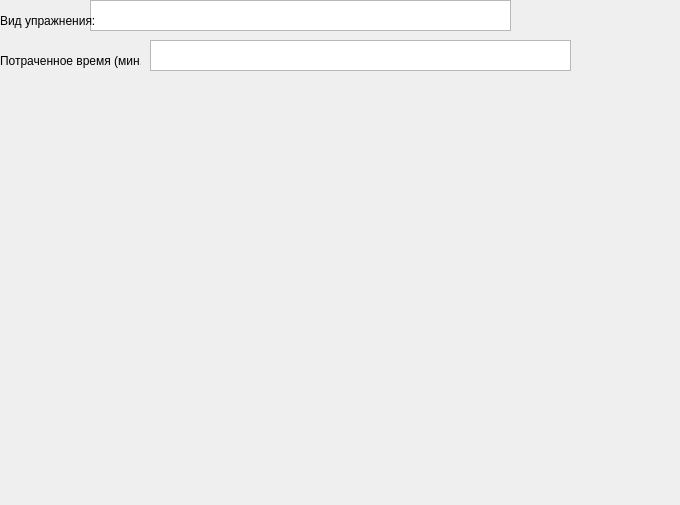
Old version of the form spent.ui in the repository damirtt088/Yandex.
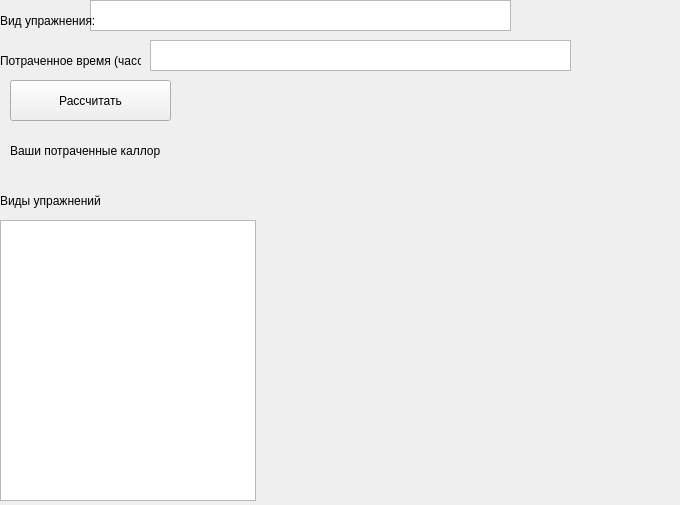
New version of the form.

What changed in the file:
```diff
--- a/spent.ui
+++ b/spent.ui
@@ -46,7 +46,7 @@
     </rect>
    </property>
    <property name="text">
-    <string>Потраченное время (мин.)</string>
+    <string>Потраченное время (часов)</string>
    </property>
   </widget>
   <widget class="QTextEdit" name="textEdit_2">
@@ -59,6 +59,68 @@
     </rect>
    </property>
   </widget>
+  <widget class="QPushButton" name="btn_spt">
+   <property name="geometry">
+    <rect>
+     <x>10</x>
+     <y>80</y>
+     <width>161</width>
+     <height>41</height>
+    </rect>
+   </property>
+   <property name="text">
+    <string>Рассчитать</string>
+   </property>
+  </widget>
+  <widget class="QLabel" name="label_3">
+   <property name="geometry">
+    <rect>
+     <x>10</x>
+     <y>140</y>
+     <width>151</width>
+     <height>21</height>
+    </rect>
+   </property>
+   <property name="text">
+    <string>Ваши потраченные каллории:</string>
+   </property>
+  </widget>
+  <widget class="QLabel" name="lbl_spt">
+   <property name="geometry">
+    <rect>
+     <x>170</x>
+     <y>140</y>
+     <width>81</width>
+     <height>16</height>
+    </rect>
+   </property>
+   <property name="text">
+    <string/>
+   </property>
+  </widget>
+  <widget class="QTableView" name="tableView">
+   <property name="geometry">
+    <rect>
+     <x>0</x>
+     <y>220</y>
+     <width>256</width>
+     <height>281</height>
+    </rect>
+   </property>
+  </widget>
+  <widget class="QLabel" name="label_4">
+   <property name="geometry">
+    <rect>
+     <x>0</x>
+     <y>185</y>
+     <width>101</width>
+     <height>31</height>
+    </rect>
+   </property>
+   <property name="text">
+    <string>Виды упражнений</string>
+   </property>
+  </widget>
  </widget>
  <resources/>
  <connections/>
```
Left out of the diff: 4 changed lines with no effect on the pictures.
